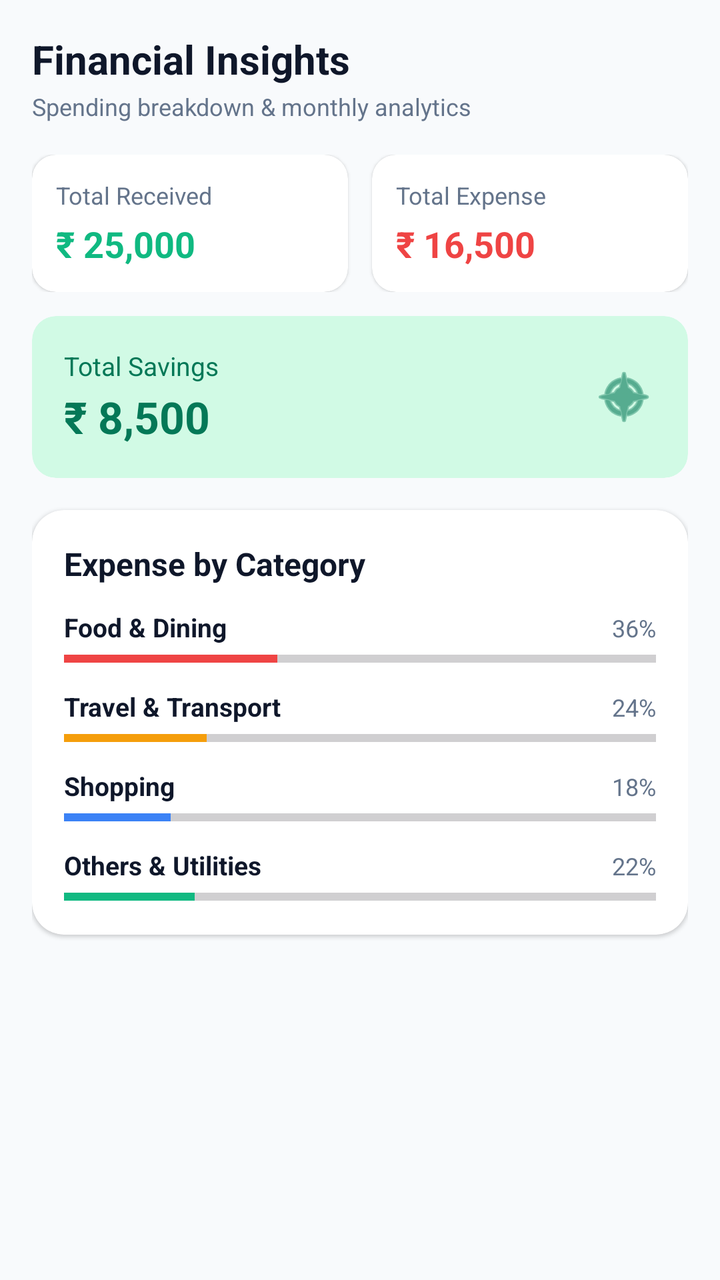
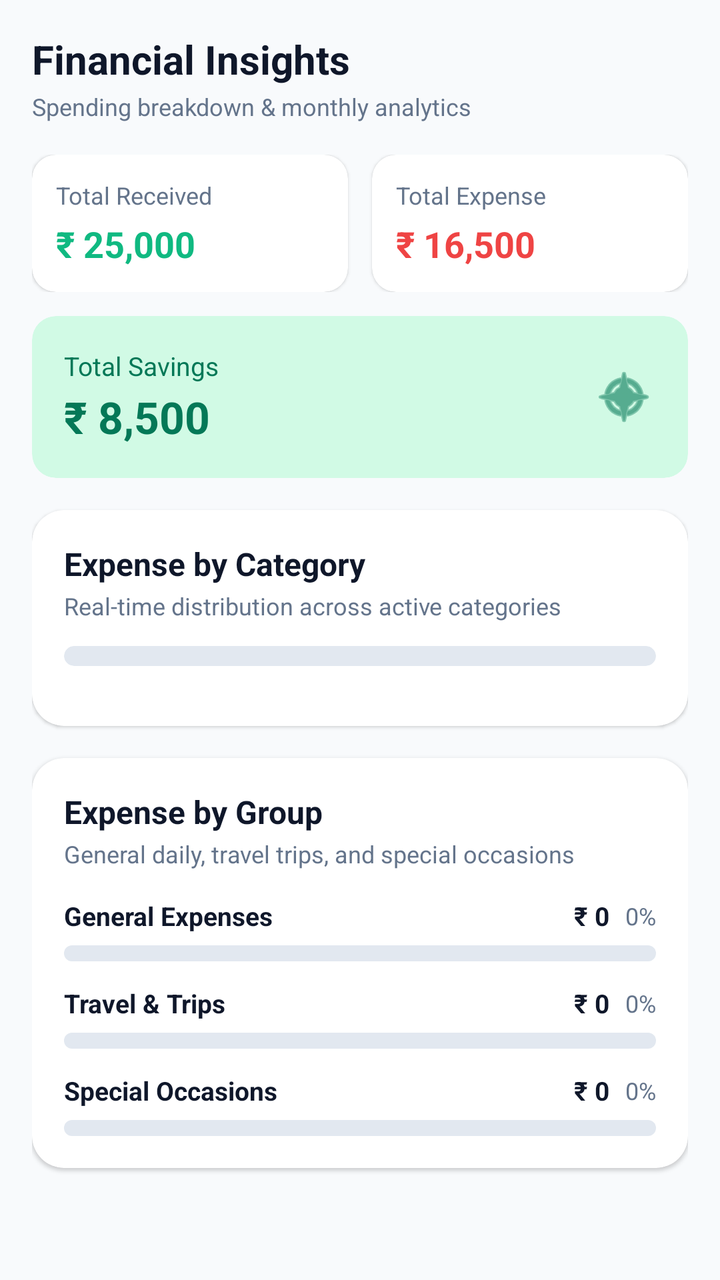

Compare the two renders of this Android layout. The source of the first and the diff that turns it into the second are given below.
<!-- AndroidManifest.xml: application theme Theme.SmartExpensesTracker -->
<!-- res/layout/fragment_insights.xml -->
<?xml version="1.0" encoding="utf-8"?>
<androidx.core.widget.NestedScrollView xmlns:android="http://schemas.android.com/apk/res/android"
    xmlns:app="http://schemas.android.com/apk/res-auto"
    android:layout_width="match_parent"
    android:layout_height="match_parent"
    android:background="@color/bg_main"
    android:fillViewport="true"
    android:paddingBottom="24dp">

    <LinearLayout
        android:layout_width="match_parent"
        android:layout_height="wrap_content"
        android:orientation="vertical"
        android:paddingHorizontal="16dp"
        android:paddingTop="16dp">

        <TextView
            android:layout_width="wrap_content"
            android:layout_height="wrap_content"
            android:text="Financial Insights"
            android:textColor="@color/text_primary"
            android:textSize="20sp"
            android:textStyle="bold" />

        <TextView
            android:layout_width="wrap_content"
            android:layout_height="wrap_content"
            android:layout_marginTop="2dp"
            android:text="Spending breakdown &amp; monthly analytics"
            android:textColor="@color/text_secondary"
            android:textSize="12sp" />

        
        <LinearLayout
            android:layout_width="match_parent"
            android:layout_height="wrap_content"
            android:layout_marginTop="16dp"
            android:orientation="horizontal">

            <androidx.cardview.widget.CardView
                android:layout_width="0dp"
                android:layout_height="wrap_content"
                android:layout_marginEnd="6dp"
                android:layout_weight="1"
                app:cardBackgroundColor="@color/bg_card"
                app:cardCornerRadius="12dp"
                app:cardElevation="1dp">

                <LinearLayout
                    android:layout_width="match_parent"
                    android:layout_height="wrap_content"
                    android:orientation="vertical"
                    android:padding="12dp">

                    <TextView
                        android:layout_width="wrap_content"
                        android:layout_height="wrap_content"
                        android:text="Total Received"
                        android:textColor="@color/text_secondary"
                        android:textSize="12sp" />

                    <TextView
                        android:id="@+id/tv_insight_received"
                        android:layout_width="wrap_content"
                        android:layout_height="wrap_content"
                        android:layout_marginTop="4dp"
                        android:text="₹ 25,000"
                        android:textColor="@color/financial_income"
                        android:textSize="18sp"
                        android:textStyle="bold" />
                </LinearLayout>
            </androidx.cardview.widget.CardView>

            <androidx.cardview.widget.CardView
                android:layout_width="0dp"
                android:layout_height="wrap_content"
                android:layout_marginStart="6dp"
                android:layout_weight="1"
                app:cardBackgroundColor="@color/bg_card"
                app:cardCornerRadius="12dp"
                app:cardElevation="1dp">

                <LinearLayout
                    android:layout_width="match_parent"
                    android:layout_height="wrap_content"
                    android:orientation="vertical"
                    android:padding="12dp">

                    <TextView
                        android:layout_width="wrap_content"
                        android:layout_height="wrap_content"
                        android:text="Total Expense"
                        android:textColor="@color/text_secondary"
                        android:textSize="12sp" />

                    <TextView
                        android:id="@+id/tv_insight_expense"
                        android:layout_width="wrap_content"
                        android:layout_height="wrap_content"
                        android:layout_marginTop="4dp"
                        android:text="₹ 16,500"
                        android:textColor="@color/financial_expense"
                        android:textSize="18sp"
                        android:textStyle="bold" />
                </LinearLayout>
            </androidx.cardview.widget.CardView>
        </LinearLayout>

        
        <androidx.cardview.widget.CardView
            android:layout_width="match_parent"
            android:layout_height="wrap_content"
            android:layout_marginTop="12dp"
            app:cardBackgroundColor="@color/brand_primary_light"
            app:cardCornerRadius="12dp"
            app:cardElevation="0dp">

            <LinearLayout
                android:layout_width="match_parent"
                android:layout_height="wrap_content"
                android:gravity="center_vertical"
                android:orientation="horizontal"
                android:padding="16dp">

                <LinearLayout
                    android:layout_width="0dp"
                    android:layout_height="wrap_content"
                    android:layout_weight="1"
                    android:orientation="vertical">

                    <TextView
                        android:layout_width="wrap_content"
                        android:layout_height="wrap_content"
                        android:text="Total Savings"
                        android:textColor="@color/brand_primary_dark"
                        android:textSize="13sp" />

                    <TextView
                        android:id="@+id/tv_insight_savings"
                        android:layout_width="wrap_content"
                        android:layout_height="wrap_content"
                        android:layout_marginTop="2dp"
                        android:text="₹ 8,500"
                        android:textColor="@color/brand_primary_dark"
                        android:textSize="22sp"
                        android:textStyle="bold" />
                </LinearLayout>

                <ImageView
                    android:layout_width="32dp"
                    android:layout_height="32dp"
                    android:src="@android:drawable/ic_menu_compass"
                    app:tint="@color/brand_primary_dark" />
            </LinearLayout>
        </androidx.cardview.widget.CardView>

        
        <androidx.cardview.widget.CardView
            android:layout_width="match_parent"
            android:layout_height="wrap_content"
            android:layout_marginTop="16dp"
            app:cardBackgroundColor="@color/bg_card"
            app:cardCornerRadius="16dp"
            app:cardElevation="1dp">

            <LinearLayout
                android:layout_width="match_parent"
                android:layout_height="wrap_content"
                android:orientation="vertical"
                android:padding="16dp">

                <TextView
                    android:layout_width="wrap_content"
                    android:layout_height="wrap_content"
                    android:text="Expense by Category"
                    android:textColor="@color/text_primary"
                    android:textSize="16sp"
                    android:textStyle="bold" />

                
                <LinearLayout
                    android:layout_width="match_parent"
                    android:layout_height="wrap_content"
                    android:layout_marginTop="12dp"
                    android:orientation="vertical">

                    <LinearLayout
                        android:layout_width="match_parent"
                        android:layout_height="wrap_content"
                        android:orientation="horizontal">

                        <TextView
                            android:layout_width="0dp"
                            android:layout_height="wrap_content"
                            android:layout_weight="1"
                            android:text="Food &amp; Dining"
                            android:textColor="@color/text_primary"
                            android:textSize="13sp"
                            android:textStyle="bold" />

                        <TextView
                            android:layout_width="wrap_content"
                            android:layout_height="wrap_content"
                            android:text="36%"
                            android:textColor="@color/text_secondary"
                            android:textSize="12sp" />
                    </LinearLayout>

                    <ProgressBar
                        style="?android:attr/progressBarStyleHorizontal"
                        android:layout_width="match_parent"
                        android:layout_height="6dp"
                        android:layout_marginTop="4dp"
                        android:progress="36"
                        android:progressTint="#EF4444" />
                </LinearLayout>

                
                <LinearLayout
                    android:layout_width="match_parent"
                    android:layout_height="wrap_content"
                    android:layout_marginTop="12dp"
                    android:orientation="vertical">

                    <LinearLayout
                        android:layout_width="match_parent"
                        android:layout_height="wrap_content"
                        android:orientation="horizontal">

                        <TextView
                            android:layout_width="0dp"
                            android:layout_height="wrap_content"
                            android:layout_weight="1"
                            android:text="Travel &amp; Transport"
                            android:textColor="@color/text_primary"
                            android:textSize="13sp"
                            android:textStyle="bold" />

                        <TextView
                            android:layout_width="wrap_content"
                            android:layout_height="wrap_content"
                            android:text="24%"
                            android:textColor="@color/text_secondary"
                            android:textSize="12sp" />
                    </LinearLayout>

                    <ProgressBar
                        style="?android:attr/progressBarStyleHorizontal"
                        android:layout_width="match_parent"
                        android:layout_height="6dp"
                        android:layout_marginTop="4dp"
                        android:progress="24"
                        android:progressTint="#F59E0B" />
                </LinearLayout>

                
                <LinearLayout
                    android:layout_width="match_parent"
                    android:layout_height="wrap_content"
                    android:layout_marginTop="12dp"
                    android:orientation="vertical">

                    <LinearLayout
                        android:layout_width="match_parent"
                        android:layout_height="wrap_content"
                        android:orientation="horizontal">

                        <TextView
                            android:layout_width="0dp"
                            android:layout_height="wrap_content"
                            android:layout_weight="1"
                            android:text="Shopping"
                            android:textColor="@color/text_primary"
                            android:textSize="13sp"
                            android:textStyle="bold" />

                        <TextView
                            android:layout_width="wrap_content"
                            android:layout_height="wrap_content"
                            android:text="18%"
                            android:textColor="@color/text_secondary"
                            android:textSize="12sp" />
                    </LinearLayout>

                    <ProgressBar
                        style="?android:attr/progressBarStyleHorizontal"
                        android:layout_width="match_parent"
                        android:layout_height="6dp"
                        android:layout_marginTop="4dp"
                        android:progress="18"
                        android:progressTint="#3B82F6" />
                </LinearLayout>

                
                <LinearLayout
                    android:layout_width="match_parent"
                    android:layout_height="wrap_content"
                    android:layout_marginTop="12dp"
                    android:orientation="vertical">

                    <LinearLayout
                        android:layout_width="match_parent"
                        android:layout_height="wrap_content"
                        android:orientation="horizontal">

                        <TextView
                            android:layout_width="0dp"
                            android:layout_height="wrap_content"
                            android:layout_weight="1"
                            android:text="Others &amp; Utilities"
                            android:textColor="@color/text_primary"
                            android:textSize="13sp"
                            android:textStyle="bold" />

                        <TextView
                            android:layout_width="wrap_content"
                            android:layout_height="wrap_content"
                            android:text="22%"
                            android:textColor="@color/text_secondary"
                            android:textSize="12sp" />
                    </LinearLayout>

                    <ProgressBar
                        style="?android:attr/progressBarStyleHorizontal"
                        android:layout_width="match_parent"
                        android:layout_height="6dp"
                        android:layout_marginTop="4dp"
                        android:progress="22"
                        android:progressTint="#10B981" />
                </LinearLayout>

            </LinearLayout>
        </androidx.cardview.widget.CardView>

    </LinearLayout>
</androidx.core.widget.NestedScrollView>
<!-- resources referenced by this layout -->
<resources>
  <color name="bg_card">#FFFFFF</color>
  <color name="bg_main">#F8FAFC</color>
  <color name="brand_primary_dark">#047857</color>
  <color name="brand_primary_light">#D1FAE5</color>
  <color name="financial_expense">#EF4444</color>
  <color name="financial_income">#10B981</color>
  <color name="text_primary">#0F172A</color>
  <color name="text_secondary">#64748B</color>
  <style name="Theme.SmartExpensesTracker" parent="Theme.Material3.Light.NoActionBar">
          <item name="colorPrimary">@color/brand_primary</item>
          <item name="colorPrimaryDark">@color/brand_primary_dark</item>
          <item name="colorAccent">@color/brand_accent</item>
          <item name="android:windowBackground">@color/bg_main</item>
          <item name="android:statusBarColor">@color/bg_main</item>
          <item name="android:windowLightStatusBar">true</item>
      </style>
  <color name="brand_primary">#10B981</color>
  <color name="brand_accent">#059669</color>
</resources>

<!-- the commit's change to res/layout/fragment_insights.xml (unified diff, before → after) -->
@@ -177,42 +177,136 @@
                     android:textSize="16sp"
                     android:textStyle="bold" />
 
-                
-                <LinearLayout
-                    android:layout_width="match_parent"
-                    android:layout_height="wrap_content"
+                <TextView
+                    android:layout_width="wrap_content"
+                    android:layout_height="wrap_content"
+                    android:layout_marginTop="2dp"
+                    android:text="Real-time distribution across active categories"
+                    android:textColor="@color/text_secondary"
+                    android:textSize="12sp" />
+
+                
+                <androidx.cardview.widget.CardView
+                    android:id="@+id/card_segmented_chart"
+                    android:layout_width="match_parent"
+                    android:layout_height="10dp"
                     android:layout_marginTop="12dp"
+                    android:layout_marginBottom="14dp"
+                    app:cardBackgroundColor="#E2E8F0"
+                    app:cardCornerRadius="5dp"
+                    app:cardElevation="0dp">
+
+                    <LinearLayout
+                        android:id="@+id/layout_segmented_chart"
+                        android:layout_width="match_parent"
+                        android:layout_height="match_parent"
+                        android:orientation="horizontal" />
+                </androidx.cardview.widget.CardView>
+
+                
+                <LinearLayout
+                    android:id="@+id/layout_categories_container"
+                    android:layout_width="match_parent"
+                    android:layout_height="wrap_content"
+                    android:orientation="vertical" />
+
+                
+                <TextView
+                    android:id="@+id/tv_empty_categories"
+                    android:layout_width="match_parent"
+                    android:layout_height="wrap_content"
+                    android:gravity="center"
+                    android:paddingVertical="20dp"
+                    android:text="No expense transactions recorded yet."
+                    android:textColor="@color/text_secondary"
+                    android:textSize="13sp"
+                    android:visibility="gone" />
+
+            </LinearLayout>
+        </androidx.cardview.widget.CardView>
+
+        
+        <androidx.cardview.widget.CardView
+            android:id="@+id/card_expense_groups"
+            android:layout_width="match_parent"
+            android:layout_height="wrap_content"
+            android:layout_marginTop="16dp"
+            app:cardBackgroundColor="@color/bg_card"
+            app:cardCornerRadius="16dp"
+            app:cardElevation="1dp">
+
+            <LinearLayout
+                android:layout_width="match_parent"
+                android:layout_height="wrap_content"
+                android:orientation="vertical"
+                android:padding="16dp">
+
+                <TextView
+                    android:layout_width="wrap_content"
+                    android:layout_height="wrap_content"
+                    android:text="Expense by Group"
+                    android:textColor="@color/text_primary"
+                    android:textSize="16sp"
+                    android:textStyle="bold" />
+
+                <TextView
+                    android:layout_width="wrap_content"
+                    android:layout_height="wrap_content"
+                    android:layout_marginTop="2dp"
+                    android:text="General daily, travel trips, and special occasions"
+                    android:textColor="@color/text_secondary"
+                    android:textSize="12sp" />
+
+                
+                <LinearLayout
+                    android:layout_width="match_parent"
+                    android:layout_height="wrap_content"
+                    android:layout_marginTop="14dp"
                     android:orientation="vertical">
 
                     <LinearLayout
                         android:layout_width="match_parent"
                         android:layout_height="wrap_content"
+                        android:gravity="center_vertical"
                         android:orientation="horizontal">
 
                         <TextView
                             android:layout_width="0dp"
                             android:layout_height="wrap_content"
                             android:layout_weight="1"
-                            android:text="Food &amp; Dining"
-                            android:textColor="@color/text_primary"
-                            android:textSize="13sp"
-                            android:textStyle="bold" />
-
-                        <TextView
-                            android:layout_width="wrap_content"
-                            android:layout_height="wrap_content"
-                            android:text="36%"
+                            android:text="General Expenses"
+                            android:textColor="@color/text_primary"
+                            android:textSize="13sp"
+                            android:textStyle="bold" />
+
+                        <TextView
+                            android:id="@+id/tv_group_general_amount"
+                            android:layout_width="wrap_content"
+                            android:layout_height="wrap_content"
+                            android:layout_marginEnd="8dp"
+                            android:text="₹ 0"
+                            android:textColor="@color/text_primary"
+                            android:textSize="13sp"
+                            android:textStyle="bold" />
+
+                        <TextView
+                            android:id="@+id/tv_group_general_pct"
+                            android:layout_width="wrap_content"
+                            android:layout_height="wrap_content"
+                            android:text="0%"
                             android:textColor="@color/text_secondary"
                             android:textSize="12sp" />
                     </LinearLayout>
 
                     <ProgressBar
+                        android:id="@+id/pb_group_general"
                         style="?android:attr/progressBarStyleHorizontal"
                         android:layout_width="match_parent"
-                        android:layout_height="6dp"
-                        android:layout_marginTop="4dp"
-                        android:progress="36"
-                        android:progressTint="#EF4444" />
+                        android:layout_height="8dp"
+                        android:layout_marginTop="6dp"
+                        android:max="100"
+                        android:progress="0"
+                        android:progressDrawable="@drawable/bg_progress_rounded" />
                 </LinearLayout>
 
                 
@@ -225,32 +319,46 @@
                     <LinearLayout
                         android:layout_width="match_parent"
                         android:layout_height="wrap_content"
+                        android:gravity="center_vertical"
                         android:orientation="horizontal">
 
                         <TextView
                             android:layout_width="0dp"
                             android:layout_height="wrap_content"
                             android:layout_weight="1"
-                            android:text="Travel &amp; Transport"
-                            android:textColor="@color/text_primary"
-                            android:textSize="13sp"
-                            android:textStyle="bold" />
-
-                        <TextView
-                            android:layout_width="wrap_content"
-                            android:layout_height="wrap_content"
-                            android:text="24%"
+                            android:text="Travel &amp; Trips"
+                            android:textColor="@color/text_primary"
+                            android:textSize="13sp"
+                            android:textStyle="bold" />
+
+                        <TextView
+                            android:id="@+id/tv_group_travel_amount"
+                            android:layout_width="wrap_content"
+                            android:layout_height="wrap_content"
+                            android:layout_marginEnd="8dp"
+                            android:text="₹ 0"
+                            android:textColor="@color/text_primary"
+                            android:textSize="13sp"
+                            android:textStyle="bold" />
+
+                        <TextView
+                            android:id="@+id/tv_group_travel_pct"
+                            android:layout_width="wrap_content"
+                            android:layout_height="wrap_content"
+                            android:text="0%"
                             android:textColor="@color/text_secondary"
                             android:textSize="12sp" />
                     </LinearLayout>
 
                     <ProgressBar
+                        android:id="@+id/pb_group_travel"
                         style="?android:attr/progressBarStyleHorizontal"
                         android:layout_width="match_parent"
-                        android:layout_height="6dp"
-                        android:layout_marginTop="4dp"
-                        android:progress="24"
-                        android:progressTint="#F59E0B" />
+                        android:layout_height="8dp"
+                        android:layout_marginTop="6dp"
+                        android:max="100"
+                        android:progress="0"
+                        android:progressDrawable="@drawable/bg_progress_rounded" />
                 </LinearLayout>
 
                 
@@ -263,70 +371,46 @@
                     <LinearLayout
                         android:layout_width="match_parent"
                         android:layout_height="wrap_content"
+                        android:gravity="center_vertical"
                         android:orientation="horizontal">
 
                         <TextView
                             android:layout_width="0dp"
                             android:layout_height="wrap_content"
                             android:layout_weight="1"
-                            android:text="Shopping"
-                            android:textColor="@color/text_primary"
-                            android:textSize="13sp"
-                            android:textStyle="bold" />
-
-                        <TextView
-                            android:layout_width="wrap_content"
-                            android:layout_height="wrap_content"
-                            android:text="18%"
+                            android:text="Special Occasions"
+                            android:textColor="@color/text_primary"
+                            android:textSize="13sp"
+                            android:textStyle="bold" />
+
+                        <TextView
+                            android:id="@+id/tv_group_special_amount"
+                            android:layout_width="wrap_content"
+                            android:layout_height="wrap_content"
+                            android:layout_marginEnd="8dp"
+                            android:text="₹ 0"
+                            android:textColor="@color/text_primary"
+                            android:textSize="13sp"
+                            android:textStyle="bold" />
+
+                        <TextView
+                            android:id="@+id/tv_group_special_pct"
+                            android:layout_width="wrap_content"
+                            android:layout_height="wrap_content"
+                            android:text="0%"
                             android:textColor="@color/text_secondary"
                             android:textSize="12sp" />
                     </LinearLayout>
 
                     <ProgressBar
+                        android:id="@+id/pb_group_special"
                         style="?android:attr/progressBarStyleHorizontal"
                         android:layout_width="match_parent"
-                        android:layout_height="6dp"
-                        android:layout_marginTop="4dp"
-                        android:progress="18"
-                        android:progressTint="#3B82F6" />
-                </LinearLayout>
-
-                
-                <LinearLayout
-                    android:layout_width="match_parent"
-                    android:layout_height="wrap_content"
-                    android:layout_marginTop="12dp"
-                    android:orientation="vertical">
-
-                    <LinearLayout
-                        android:layout_width="match_parent"
-                        android:layout_height="wrap_content"
-                        android:orientation="horizontal">
-
-                        <TextView
-                            android:layout_width="0dp"
-                            android:layout_height="wrap_content"
-                            android:layout_weight="1"
-                            android:text="Others &amp; Utilities"
-                            android:textColor="@color/text_primary"
-                            android:textSize="13sp"
-                            android:textStyle="bold" />
-
-                        <TextView
-                            android:layout_width="wrap_content"
-                            android:layout_height="wrap_content"
-                            android:text="22%"
-                            android:textColor="@color/text_secondary"
-                            android:textSize="12sp" />
-                    </LinearLayout>
-
-                    <ProgressBar
-                        style="?android:attr/progressBarStyleHorizontal"
-                        android:layout_width="match_parent"
-                        android:layout_height="6dp"
-                        android:layout_marginTop="4dp"
-                        android:progress="22"
-                        android:progressTint="#10B981" />
+                        android:layout_height="8dp"
+                        android:layout_marginTop="6dp"
+                        android:max="100"
+                        android:progress="0"
+                        android:progressDrawable="@drawable/bg_progress_rounded" />
                 </LinearLayout>
 
             </LinearLayout>
<!-- resource entries referenced after the edit -->
@@ -8,6 +8,24 @@
   <color name="financial_income">#10B981</color>
   <color name="text_primary">#0F172A</color>
   <color name="text_secondary">#64748B</color>
+  <!-- drawable bg_progress_rounded (drawable) -->
+  <?xml version="1.0" encoding="utf-8"?>
+  <layer-list xmlns:android="http://schemas.android.com/apk/res/android">
+      <item android:id="@android:id/background">
+          <shape>
+              <corners android:radius="4dp" />
+              <solid android:color="#E2E8F0" />
+          </shape>
+      </item>
+      <item android:id="@android:id/progress">
+          <clip>
+              <shape>
+                  <corners android:radius="4dp" />
+                  <solid android:color="@color/brand_primary" />
+              </shape>
+          </clip>
+      </item>
+  </layer-list>
   <style name="Theme.SmartExpensesTracker" parent="Theme.Material3.Light.NoActionBar">
           <item name="colorPrimary">@color/brand_primary</item>
           <item name="colorPrimaryDark">@color/brand_primary_dark</item>
